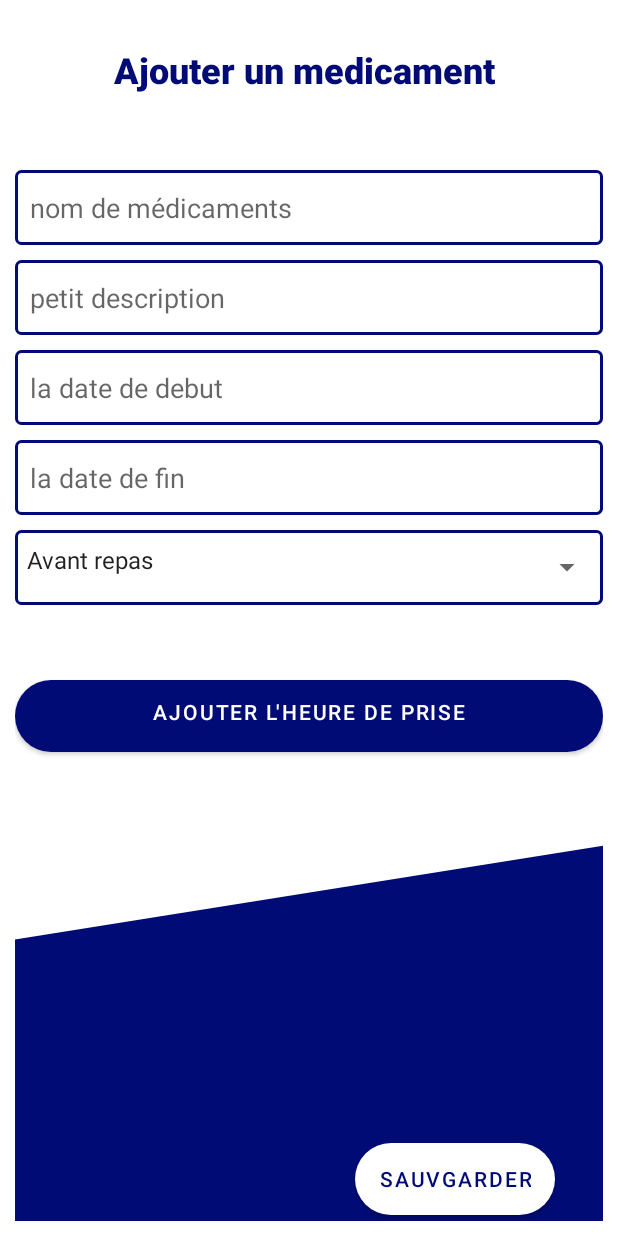
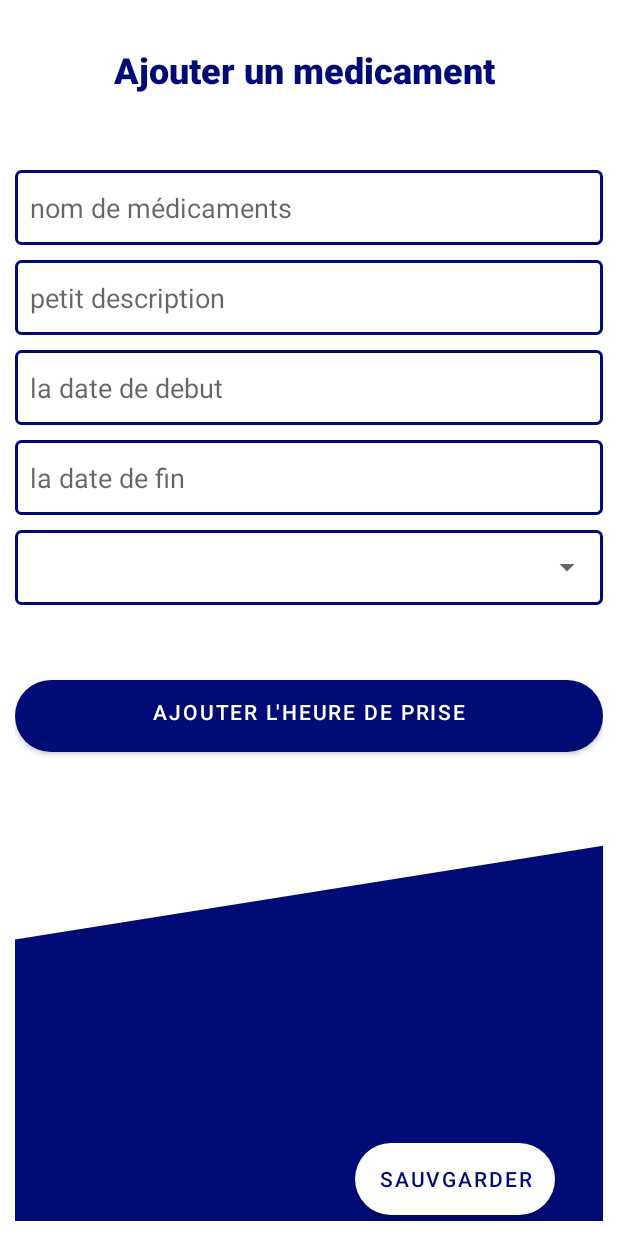
Before and after one commit to moncefadj/MedcareTeam, an Android app: the ajouterMed screen opened directly, with no data from a screen before it, on a phone screen of 412 x 824 dp. Run offline under Robolectric (Android 15) with nearby library versions, the phone set to English and light mode, and no system bars; Roboto replaces fonts that are not available here; 2 statements that could not run were skipped.

Commit message:
Edited Code

```diff
--- a/app/src/main/res/values/strings.xml
+++ b/app/src/main/res/values/strings.xml
@@ -41,11 +41,6 @@
         <item>Gynéco-obstétrique</item>
     </string-array>
 
-    <string-array name="instructions">
-        <item>Avant repas</item>
-        <item>Au milieu</item>
-        <item>Aprés repas</item>
-    </string-array>
 
     <string-array name="days">
         <item>Samedi</item>
```
